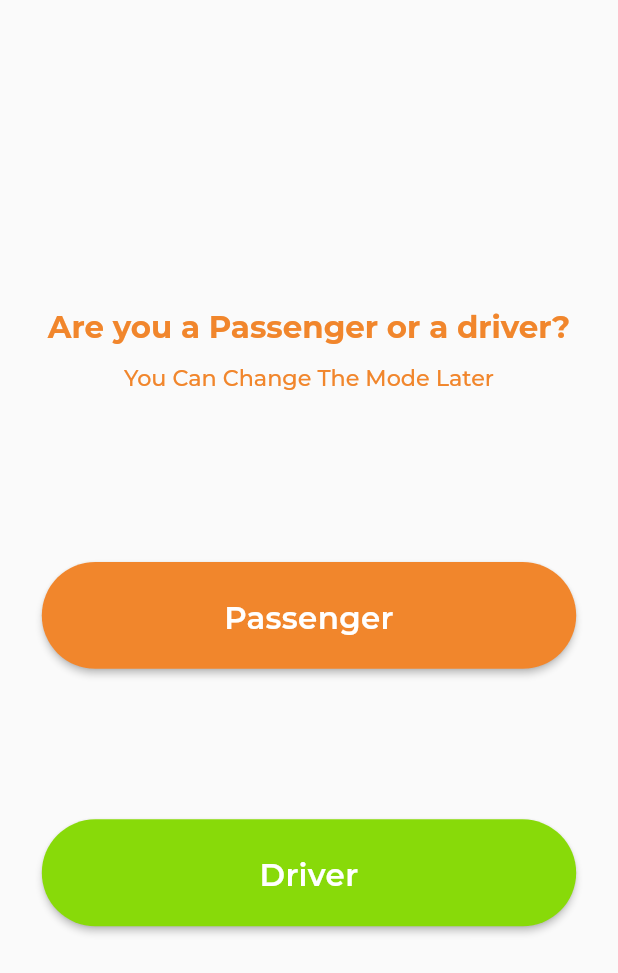
After one commit to mdminhaziftekhar/Gontobbo-App, a Flutter app: the SelectionScreen screen opened by its route, on a phone screen of 412 x 824 dp. The commit adds this screen. Shown: the top 973 px of the screen. Run offline on Flutter 3.47's test engine with Material 2 defaults, Android fonts, the phone set to English and light mode, and no system bars; our stand-ins replace carousel_slider, flutter_screenutil, get, google_fonts.

Commit message:
--implemented selection screen

```diff
--- /dev/null
+++ b/lib/common_widgets/app_button_widget2.dart
@@ -0,0 +1,44 @@
+import 'package:flutter/material.dart';
+import 'package:flutter_screenutil/flutter_screenutil.dart';
+
+import '../constants/gontobbo_typography.dart';
+
+class AppButtonWidget2 extends StatelessWidget {
+  final String buttonText;
+  final VoidCallback onPressed;
+  final double? width, height;
+
+  const AppButtonWidget2({
+    Key? key,
+    this.width = double.infinity,
+    this.height = 58,
+    required this.buttonText,
+    required this.onPressed,
+  }) : super(key: key);
+
+  @override
+  Widget build(BuildContext context) {
+    return Padding(
+      padding: EdgeInsets.only(left: 24.0.w, right: 24.0.w, bottom: 48.h),
+      child: SizedBox(
+        width: width?.w ?? double.infinity,
+        height: height?.h ?? 58.h,
+        child: ElevatedButton(
+          onPressed: onPressed,
+          style: ElevatedButton.styleFrom(
+            backgroundColor:  const Color(0xFF88DA09),
+            shape: RoundedRectangleBorder(
+              borderRadius: BorderRadius.circular(100.r),
+            ),
+            padding: EdgeInsets.symmetric(horizontal: 24.w),
+          ),
+          child: Text(
+            buttonText,
+            style: bodyXLargeSemiBold,
+            textAlign: TextAlign.center,
+          ),
+        ),
+      ),
+    );
+  }
+}
--- a/lib/constants/gontobbo_typography.dart
+++ b/lib/constants/gontobbo_typography.dart
@@ -13,12 +13,26 @@ var h1BoldPrimary = GoogleFonts.montserrat(
   letterSpacing: 0.sp,
   color: const Color(0xFFF1862C),
 );
-
+var h2BoldPrimary = GoogleFonts.montserrat(
+  fontSize: 18.sp,
+  fontWeight: FontWeight.w700,
+  //It is actually the "line-height" property in figma screen.
+  //The formula to add "line-height" in flutter is (figma line height / font size)
+  height: 21.94.h / 18.sp,
+  letterSpacing: 0.sp,
+  color: const Color(0xFFF1862C),
+);
 var bodySmall = GoogleFonts.montserrat(
     fontSize: 12.sp,
     fontWeight: FontWeight.w400,
     color: const Color(0xFFF1862C),
     height: 14.63.h / 12.sp,
+    letterSpacing: 0.sp);
+var bodySmall2 = GoogleFonts.montserrat(
+    fontSize: 13.sp,
+    fontWeight: FontWeight.w500,
+    color: const Color(0xFFF1862C),
+    height: 15.85.h / 13.sp,
     letterSpacing: 0.sp);
 
 var bodyXLargeSemiBold = GoogleFonts.montserrat(
--- a/lib/main.dart
+++ b/lib/main.dart
@@ -1,5 +1,6 @@
 import 'package:flutter/material.dart';
 import 'package:flutter_screenutil/flutter_screenutil.dart';
+import 'package:gontobbo/routes/app_routes.dart';
 import 'package:gontobbo/screens/onboarding/onboarding_screen.dart';
 
 void main() {
@@ -18,6 +19,7 @@ class MyApp extends StatelessWidget {
         splitScreenMode: true,
         builder: (context, child) {
           return const MaterialApp(
+            onGenerateRoute: AppRouter.onGenerateRoute,
             debugShowCheckedModeBanner: false,
             home: OnboardingScreen(),
           );
--- a/lib/routes/app_routes.dart
+++ b/lib/routes/app_routes.dart
@@ -1,9 +1,11 @@
 import 'package:flutter/cupertino.dart';
 import 'package:flutter/material.dart';
 import 'package:gontobbo/screens/home/home_screen.dart';
+import 'package:gontobbo/screens/selection/selection_screen.dart';
 
 class AppRoutes{
   static const homeScreen = '/home-screen';
+  static const selectionScreen = '/selection-screen';
 }
 
 class AppRouter {
@@ -14,6 +16,11 @@ class AppRouter {
            builder: (_) => const HomeScreen(),
          settings: settings,
        );
+     case AppRoutes.selectionScreen:
+       return MaterialPageRoute<dynamic>(
+         builder: (_) => const SelectionScreen(),
+         settings: settings,
+       );
      default:
        return null;
    }
--- a/lib/screens/onboarding/onboarding_screen.dart
+++ b/lib/screens/onboarding/onboarding_screen.dart
@@ -3,6 +3,7 @@ import 'package:flutter/material.dart';
 import 'package:flutter_screenutil/flutter_screenutil.dart';
 import 'package:get/get.dart';
 import 'package:gontobbo/constants/gontobbo_typography.dart';
+import 'package:gontobbo/routes/app_routes.dart';
 
 import '../../common_widgets/app_button_widget.dart';
 import '../../constants/onboard_text_keys.dart';
@@ -87,7 +88,9 @@ class _OnboardingScreenState extends State<OnboardingScreen> {
             ? () {
                 controllerCarouselSlider.nextPage();
               }
-            : () {},
+            : () {
+          Navigator.pushReplacementNamed(context, AppRoutes.selectionScreen);
+        },
       ),
     );
   }
--- /dev/null
+++ b/lib/screens/selection/selection_screen.dart
@@ -0,0 +1,51 @@
+import 'package:flutter/material.dart';
+import 'package:flutter_screenutil/flutter_screenutil.dart';
+import 'package:gontobbo/common_widgets/app_button_widget.dart';
+import 'package:gontobbo/constants/gontobbo_typography.dart';
+
+import '../../common_widgets/app_button_widget2.dart';
+
+class SelectionScreen extends StatefulWidget {
+  const SelectionScreen({Key? key}) : super(key: key);
+
+  @override
+  State<SelectionScreen> createState() => _SelectionScreenState();
+}
+
+class _SelectionScreenState extends State<SelectionScreen> {
+  @override
+  Widget build(BuildContext context) {
+    return Scaffold(
+      body: Container(
+        alignment: Alignment.center,
+        child: Column(
+          crossAxisAlignment: CrossAxisAlignment.center,
+          children: [
+            SizedBox(height: 171.h),
+            Text(
+              'Are you a Passenger or a driver?',
+              style: h2BoldPrimary,
+            ),
+            SizedBox(height: 10.h),
+            Text(
+              'You Can Change The Mode Later',
+              style: bodySmall2,
+            ),
+            SizedBox(height: 95.h),
+            AppButtonWidget(
+                buttonText: 'Passenger',
+                height: 50.h,
+                width: 272.w,
+                onPressed: () {}),
+            SizedBox(height: 36.h),
+            AppButtonWidget2(
+                buttonText: 'Driver',
+                height: 50.h,
+                width: 272.w,
+                onPressed: () {}),
+          ],
+        ),
+      ),
+    );
+  }
+}
```
Also changed, not shown: assets/pngs/left_arrow.png (added).
